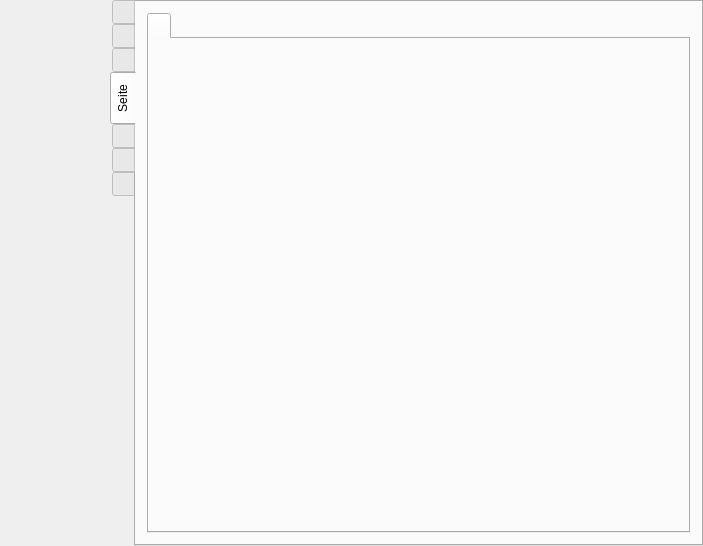
Before: the Qt Designer form src/formMainWindow.ui in vkohaupt/vokoscreenNG, drawn with Qt 5.
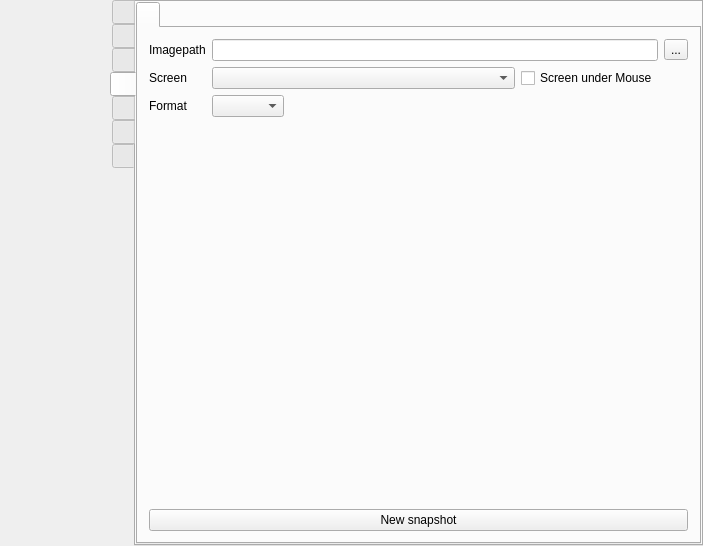
After: the same form once the commit is applied. The open tabs and pages were chosen to show the change. Icons and pictures are not drawn.

Commit message: Add snapshot-tab

Patch:
```diff
--- a/src/formMainWindow.ui
+++ b/src/formMainWindow.ui
@@ -3780,9 +3780,24 @@
       </widget>
       <widget class="QWidget" name="tabSidebarSnapshot">
        <attribute name="title">
-        <string notr="true">Seite</string>
+        <string notr="true"/>
        </attribute>
        <layout class="QVBoxLayout" name="verticalLayout_36">
+        <property name="spacing">
+         <number>0</number>
+        </property>
+        <property name="leftMargin">
+         <number>0</number>
+        </property>
+        <property name="topMargin">
+         <number>0</number>
+        </property>
+        <property name="rightMargin">
+         <number>0</number>
+        </property>
+        <property name="bottomMargin">
+         <number>0</number>
+        </property>
         <item>
          <widget class="QTabWidget" name="tabWidget">
           <property name="currentIndex">
@@ -3802,6 +3817,93 @@
            <attribute name="title">
             <string notr="true"/>
            </attribute>
+           <layout class="QVBoxLayout" name="verticalLayout_37">
+            <item>
+             <layout class="QGridLayout" name="gridLayout_10">
+              <item row="0" column="4">
+               <widget class="QToolButton" name="toolButton">
+                <property name="text">
+                 <string>...</string>
+                </property>
+               </widget>
+              </item>
+              <item row="1" column="0">
+               <widget class="QLabel" name="label_58">
+                <property name="text">
+                 <string>Screen</string>
+                </property>
+               </widget>
+              </item>
+              <item row="1" column="1" colspan="2">
+               <widget class="QComboBox" name="comboBoxSnapshotScreens"/>
+              </item>
+              <item row="3" column="2">
+               <spacer name="verticalSpacer">
+                <property name="orientation">
+                 <enum>Qt::Vertical</enum>
+                </property>
+                <property name="sizeHint" stdset="0">
+                 <size>
+                  <width>20</width>
+                  <height>40</height>
+                 </size>
+                </property>
+               </spacer>
+              </item>
+              <item row="0" column="0">
+               <widget class="QLabel" name="label_56">
+                <property name="text">
+                 <string>Imagepath</string>
+                </property>
+               </widget>
+              </item>
+              <item row="2" column="0">
+               <widget class="QLabel" name="label_57">
+                <property name="text">
+                 <string>Format</string>
+                </property>
+               </widget>
+              </item>
+              <item row="2" column="2">
+               <spacer name="horizontalSpacer_24">
+                <property name="orientation">
+                 <enum>Qt::Horizontal</enum>
+                </property>
+                <property name="sizeHint" stdset="0">
+                 <size>
+                  <width>40</width>
+                  <height>20</height>
+                 </size>
+                </property>
+               </spacer>
+              </item>
+              <item row="2" column="1">
+               <widget class="QComboBox" name="comboBoxImageFormats"/>
+              </item>
+              <item row="1" column="3">
+               <widget class="QCheckBox" name="checkBox_2">
+                <property name="text">
+                 <string>Screen under Mouse</string>
+                </property>
+               </widget>
+              </item>
+              <item row="0" column="1" colspan="3">
+               <widget class="QLineEdit" name="lineEdit"/>
+              </item>
+             </layout>
+            </item>
+            <item>
+             <layout class="QHBoxLayout" name="horizontalLayout_44">
+              <item>
+               <widget class="QPushButton" name="pushButtonSnapshot">
+                <property name="text">
+                 <string>New snapshot</string>
+                </property>
+               </widget>
+              </item>
+             </layout>
+            </item>
+           </layout>
           </widget>
          </widget>
         </item>
```
Left out of the diff: 4 changed lines with no effect on the pictures. The commit also changes 2 other files.
